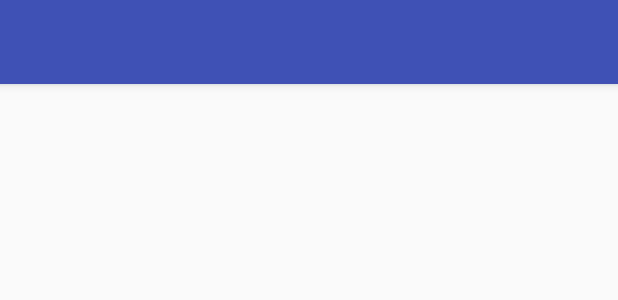
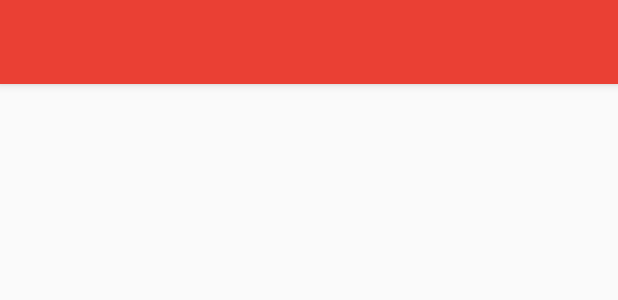
Before and after one commit to sanke46/E-Commerce, an Android app: the layout activity_main.xml on its own in the app's theme, with its tools: preview values and no code run, on a phone screen of 412 x 824 dp. Shown: the top 300 px of the screen. Run offline under Robolectric (Android 15) with nearby library versions, the phone set to English and light mode, and no system bars.

Commit message:
Change : Colors + icons

```diff
--- a/app/src/main/res/layout/activity_main.xml
+++ b/app/src/main/res/layout/activity_main.xml
@@ -10,7 +10,7 @@
         android:id="@+id/toolbar"
         android:layout_height="wrap_content"
         android:layout_width="match_parent"
-        android:background="?attr/colorPrimary"
+        android:background="@color/colorRed"
         android:elevation="4dp"
         android:minHeight="?attr/actionBarSize"
         android:paddingTop="@dimen/tool_bar_top_padding"
--- a/app/src/main/res/values/colors.xml
+++ b/app/src/main/res/values/colors.xml
@@ -3,4 +3,7 @@
     <color name="colorPrimary">#3F51B5</color>
     <color name="colorPrimaryDark">#303F9F</color>
     <color name="colorAccent">#FF4081</color>
+    <color name="colorRed">#ea4034</color>
+    <color name="colorBlue">#4489fb</color>
+    <color name="coloBlackRed">#d3382e</color>
 </resources>
--- a/app/src/main/res/values/styles.xml
+++ b/app/src/main/res/values/styles.xml
@@ -6,6 +6,7 @@
         <item name="colorPrimary">@color/colorPrimary</item>
         <item name="colorPrimaryDark">@color/colorPrimaryDark</item>
         <item name="colorAccent">@color/colorAccent</item>
+
     </style>
 
 </resources>
```
Also changed, not shown: app/src/main/java/com/sanke46/android/e_commerce/MainActivity.java (+5 -7 lines).
